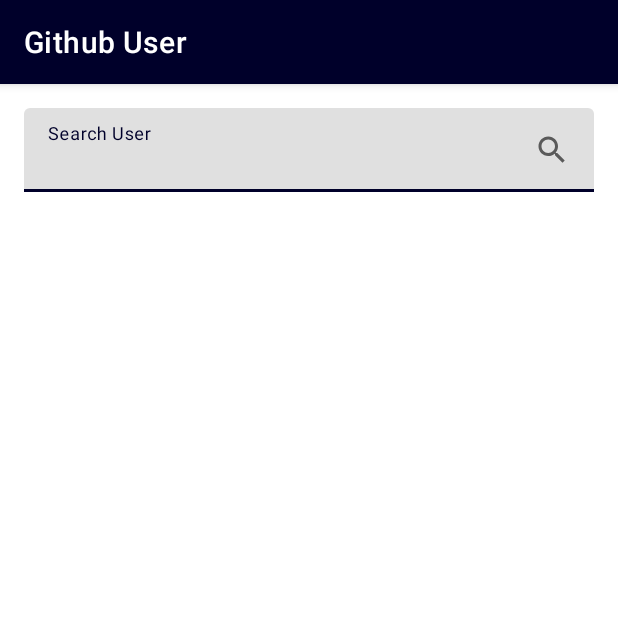
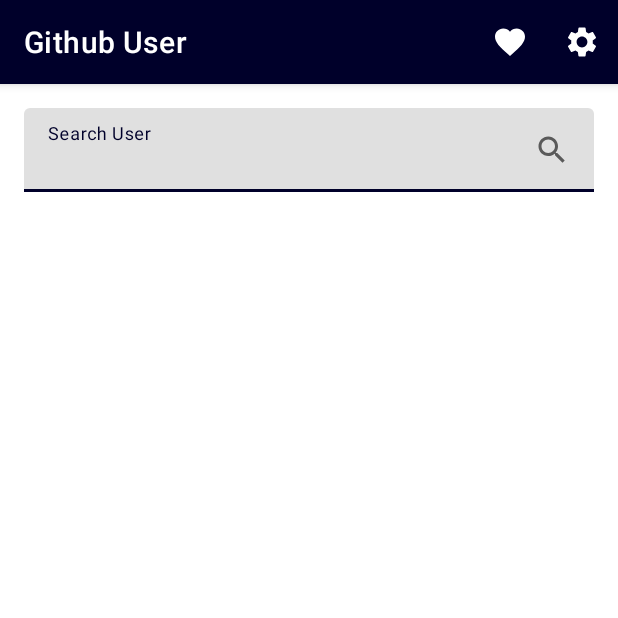
Before and after one commit to erdiansyah-me/GithubUserS2, an Android app: the screen it shows after launch (MainActivity), on a phone screen of 412 x 824 dp, the top half of it. Run offline under Robolectric (Android 15) with nearby library versions, the phone set to English and light mode, and no system bars; 3 statements that could not run were skipped.

Commit message:
menambahkan icon, menu_form, dan mengupdate untuk fitur mengubah tema v1

```diff
--- a/app/build.gradle
+++ b/app/build.gradle
@@ -54,4 +54,6 @@ dependencies {
     implementation "androidx.lifecycle:lifecycle-extensions:2.2.0"
     implementation 'androidx.fragment:fragment-ktx:1.4.1'
     implementation "androidx.viewpager2:viewpager2:1.0.0"
+    implementation "androidx.datastore:datastore-preferences:1.0.0"
+    implementation "androidx.lifecycle:lifecycle-livedata-ktx:2.4.1"
 }
--- a/app/src/main/java/com/erdiansyah/githubusers2/presenter/MainActivity.kt
+++ b/app/src/main/java/com/erdiansyah/githubusers2/presenter/MainActivity.kt
@@ -7,16 +7,24 @@ import android.content.Intent
 import android.content.res.Configuration
 import android.os.Bundle
 import android.view.KeyEvent
+import android.view.Menu
+import android.view.MenuItem
 import android.view.View
 import android.view.inputmethod.InputMethodManager
 import androidx.activity.viewModels
 import androidx.appcompat.app.AppCompatActivity
+import androidx.datastore.core.DataStore
+import androidx.datastore.preferences.core.Preferences
+import androidx.datastore.preferences.preferencesDataStore
 import androidx.recyclerview.widget.GridLayoutManager
 import androidx.recyclerview.widget.LinearLayoutManager
 import androidx.recyclerview.widget.RecyclerView
+import com.erdiansyah.githubusers2.R
 import com.erdiansyah.githubusers2.data.ItemsItem
 import com.erdiansyah.githubusers2.data.MainViewModel
 import com.erdiansyah.githubusers2.databinding.ActivityMainBinding
+
+private val Context.themeDataStore: DataStore<Preferences> by preferencesDataStore(name = "theme settings")
 
 class MainActivity : AppCompatActivity() {
 
@@ -88,4 +96,14 @@ class MainActivity : AppCompatActivity() {
         val inputMethodManager: InputMethodManager = activity.getSystemService(Context.INPUT_METHOD_SERVICE) as InputMethodManager
         inputMethodManager.hideSoftInputFromWindow(view.applicationWindowToken, 0)
     }
+
+    override fun onCreateOptionsMenu(menu: Menu): Boolean {
+        menuInflater.inflate(R.menu.menu_form, menu)
+        return super.onCreateOptionsMenu(menu)
+    }
+
+    override fun onOptionsItemSelected(item: MenuItem): Boolean {
+        //R.id.action_theme ->
+        return super.onOptionsItemSelected(item)
+    }
 }
--- /dev/null
+++ b/app/src/main/res/drawable/ic_favorite.xml
@@ -0,0 +1,5 @@
+<vector android:height="24dp" android:tint="#FFFFFF"
+    android:viewportHeight="24" android:viewportWidth="24"
+    android:width="24dp" xmlns:android="http://schemas.android.com/apk/res/android">
+    <path android:fillColor="@android:color/white" android:pathData="M12,21.35l-1.45,-1.32C5.4,15.36 2,12.28 2,8.5 2,5.42 4.42,3 7.5,3c1.74,0 3.41,0.81 4.5,2.09C13.09,3.81 14.76,3 16.5,3 19.58,3 22,5.42 22,8.5c0,3.78 -3.4,6.86 -8.55,11.54L12,21.35z"/>
+</vector>
--- /dev/null
+++ b/app/src/main/res/drawable/ic_settings.xml
@@ -0,0 +1,5 @@
+<vector android:height="24dp" android:tint="#FFFFFF"
+    android:viewportHeight="24" android:viewportWidth="24"
+    android:width="24dp" xmlns:android="http://schemas.android.com/apk/res/android">
+    <path android:fillColor="@android:color/white" android:pathData="M19.14,12.94c0.04,-0.3 0.06,-0.61 0.06,-0.94c0,-0.32 -0.02,-0.64 -0.07,-0.94l2.03,-1.58c0.18,-0.14 0.23,-0.41 0.12,-0.61l-1.92,-3.32c-0.12,-0.22 -0.37,-0.29 -0.59,-0.22l-2.39,0.96c-0.5,-0.38 -1.03,-0.7 -1.62,-0.94L14.4,2.81c-0.04,-0.24 -0.24,-0.41 -0.48,-0.41h-3.84c-0.24,0 -0.43,0.17 -0.47,0.41L9.25,5.35C8.66,5.59 8.12,5.92 7.63,6.29L5.24,5.33c-0.22,-0.08 -0.47,0 -0.59,0.22L2.74,8.87C2.62,9.08 2.66,9.34 2.86,9.48l2.03,1.58C4.84,11.36 4.8,11.69 4.8,12s0.02,0.64 0.07,0.94l-2.03,1.58c-0.18,0.14 -0.23,0.41 -0.12,0.61l1.92,3.32c0.12,0.22 0.37,0.29 0.59,0.22l2.39,-0.96c0.5,0.38 1.03,0.7 1.62,0.94l0.36,2.54c0.05,0.24 0.24,0.41 0.48,0.41h3.84c0.24,0 0.44,-0.17 0.47,-0.41l0.36,-2.54c0.59,-0.24 1.13,-0.56 1.62,-0.94l2.39,0.96c0.22,0.08 0.47,0 0.59,-0.22l1.92,-3.32c0.12,-0.22 0.07,-0.47 -0.12,-0.61L19.14,12.94zM12,15.6c-1.98,0 -3.6,-1.62 -3.6,-3.6s1.62,-3.6 3.6,-3.6s3.6,1.62 3.6,3.6S13.98,15.6 12,15.6z"/>
+</vector>
--- /dev/null
+++ b/app/src/main/res/menu/menu_form.xml
@@ -0,0 +1,24 @@
+<?xml version="1.0" encoding="utf-8"?>
+<menu xmlns:android="http://schemas.android.com/apk/res/android"
+    xmlns:app="http://schemas.android.com/apk/res-auto">
+    <item
+        android:id="@+id/action_favorite"
+        android:icon="@drawable/ic_favorite"
+        android:title="@string/favorite"
+        app:showAsAction="always">
+        <menu>
+            <item
+                android:title="@string/light_theme"
+                android:id="@+id/light_theme"/>
+            <item
+                android:title="@string/dark_theme"
+                android:id="@+id/dark_theme"/>
+        </menu>
+    </item>
+    <item
+        android:id="@+id/action_theme"
+        android:icon="@drawable/ic_settings"
+        android:title="@string/theme_setting"
+        app:showAsAction="ifRoom" />
+
+</menu>
--- a/app/src/main/res/values/strings.xml
+++ b/app/src/main/res/values/strings.xml
@@ -18,4 +18,8 @@
     <string name="repositories2">%d Public Repository</string>
     <string name="hello_blank_fragment">Hello Fragment</string>
     <string name="tab_foll_section">TabFollSection</string>
+    <string name="theme_setting">Setting tema</string>
+    <string name="favorite">favorite</string>
+    <string name="light_theme">light theme</string>
+    <string name="dark_theme">dark theme</string>
 </resources>
```
Also changed, not shown: app/src/main/java/com/erdiansyah/githubusers2/data/MainViewModel.kt (+12 -4 lines), app/src/main/java/com/erdiansyah/githubusers2/data/ThemeSettingPreferences.kt (added, +40 -0 lines), app/src/main/java/com/erdiansyah/githubusers2/data/ViewModelFactory.kt (added, +16 -0 lines).
